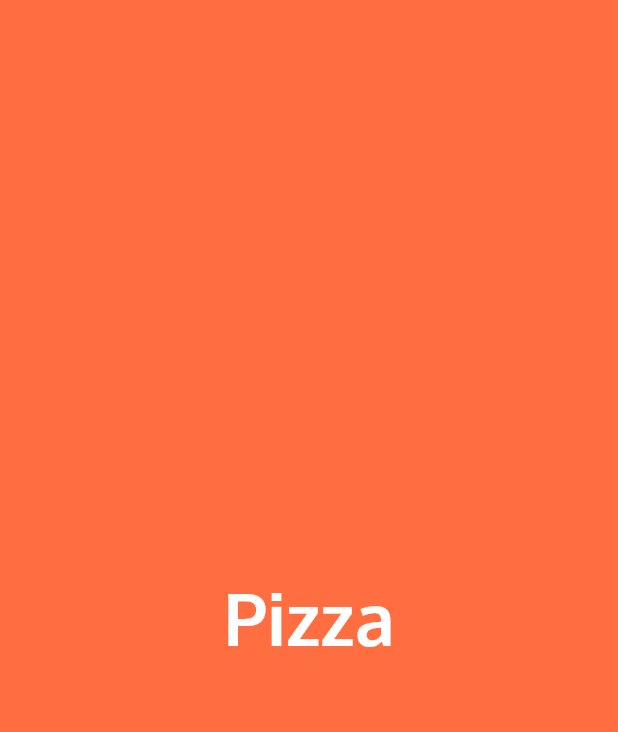
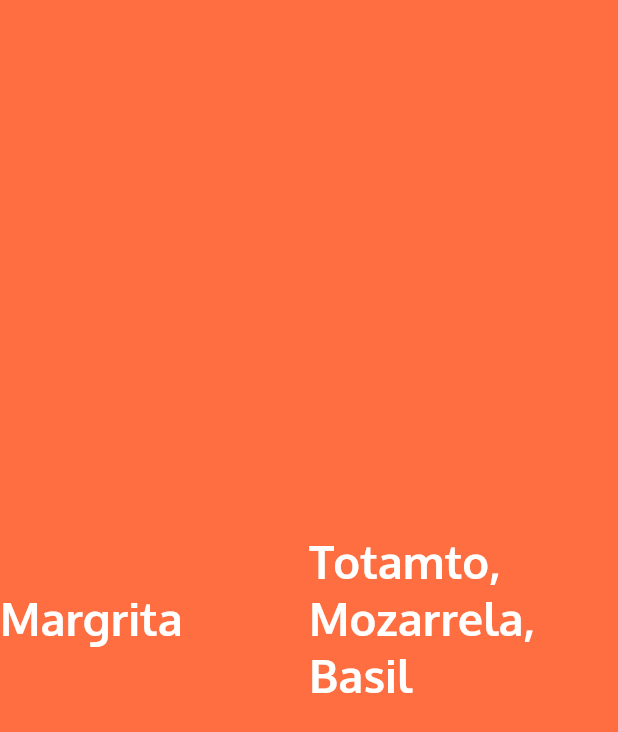
Before and after one commit to Harin-Kaklotar/app_widgets, a Flutter app: the screen it shows after launch, on a phone screen of 412 x 824 dp. Shown: the top 732 px of the screen. Run offline on Flutter 3.47's test engine with Material 2 defaults, Android fonts, the phone set to English and light mode, and no system bars.

Commit message:
use row widgets with expanded

```diff
--- a/lib/ui/home.dart
+++ b/lib/ui/home.dart
@@ -10,21 +10,31 @@ class Home extends StatelessWidget {
             // height: 500,
             // width: 300,
             //margin: EdgeInsets.only(left: 50.0),
-      child: Column(
-        mainAxisAlignment: MainAxisAlignment.center,
+            child: Row(
               children: <Widget>[
-          Text(
-            "Pizza",
+                Expanded(
+                    child: Text(
+                  "Margrita",
                   style: TextStyle(
+                      fontSize: 30.0,
                       color: Colors.white,
                       decoration: TextDecoration.none,
                       fontFamily: "Oxygen",
                       fontWeight: FontWeight.w700),
                   textDirection: TextDirection.ltr,
-          ),
+                )),
+                Expanded(
+                    child: Text(
+                  "Totamto, Mozarrela, Basil",
+                  style: TextStyle(
+                      fontSize: 30.0,
+                      color: Colors.white,
+                      decoration: TextDecoration.none,
+                      fontFamily: "Oxygen",
+                      fontWeight: FontWeight.w700),
+                  textDirection: TextDirection.ltr,
+                ))
               ],
-      ),
-    )
-    );
+            )));
   }
 }
```
Lines whose indentation alone changed are shown as unchanged.
